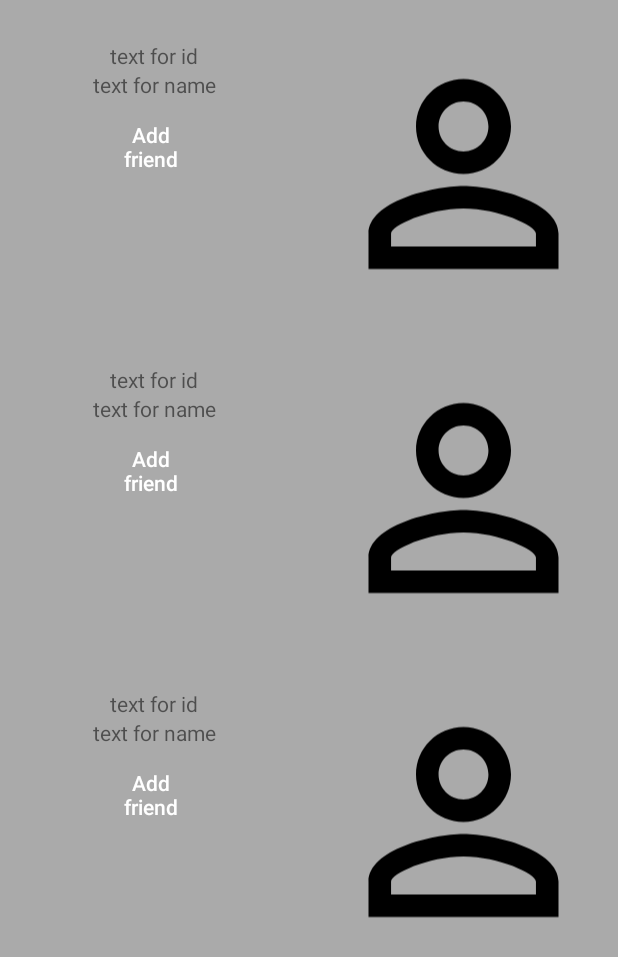
After one commit to raduorleanu/Android, an Android app: the layout content_already_going.xml on its own in the app's theme, with its tools: preview values and no code run, on a phone screen of 412 x 824 dp. The commit adds this screen. Shown: the top 957 px of the screen. Run offline under Robolectric (Android 15) with nearby library versions, the phone set to English and light mode, and no system bars.

Commit message:
added user list

```diff
--- a/app/build.gradle
+++ b/app/build.gradle
@@ -35,6 +35,7 @@ dependencies {
     implementation "android.arch.lifecycle:extensions:$rootProject.archLifecycleVersion"
     annotationProcessor "android.arch.lifecycle:compiler:$rootProject.archLifecycleVersion"
 
+    //
     // firebase sdk
     implementation 'com.google.firebase:firebase-core:16.0.5'
 
--- a/app/src/main/java/io/github/raduorleanu/and1/MainActivity.java
+++ b/app/src/main/java/io/github/raduorleanu/and1/MainActivity.java
@@ -2,6 +2,7 @@ package io.github.raduorleanu.and1;
 
 import android.arch.lifecycle.Observer;
 import android.arch.lifecycle.ViewModelProviders;
+import android.content.Context;
 import android.content.Intent;
 import android.os.AsyncTask;
 import android.support.annotation.Nullable;
--- a/app/src/main/java/io/github/raduorleanu/and1/models/User.java
+++ b/app/src/main/java/io/github/raduorleanu/and1/models/User.java
@@ -1,6 +1,8 @@
 package io.github.raduorleanu.and1.models;
 
-public class User {
+import java.io.Serializable;
+
+public class User implements Serializable {
 
     private String username;
     private int id;
--- /dev/null
+++ b/app/src/main/res/drawable/ic_perm_identity_black_24dp.xml
@@ -0,0 +1,9 @@
+<vector xmlns:android="http://schemas.android.com/apk/res/android"
+        android:width="24dp"
+        android:height="24dp"
+        android:viewportWidth="24.0"
+        android:viewportHeight="24.0">
+    <path
+        android:fillColor="#FF000000"
+        android:pathData="M12,5.9c1.16,0 2.1,0.94 2.1,2.1s-0.94,2.1 -2.1,2.1S9.9,9.16 9.9,8s0.94,-2.1 2.1,-2.1m0,9c2.97,0 6.1,1.46 6.1,2.1v1.1L5.9,18.1L5.9,17c0,-0.64 3.13,-2.1 6.1,-2.1M12,4C9.79,4 8,5.79 8,8s1.79,4 4,4 4,-1.79 4,-4 -1.79,-4 -4,-4zM12,13c-2.67,0 -8,1.34 -8,4v3h16v-3c0,-2.66 -5.33,-4 -8,-4z"/>
+</vector>
--- /dev/null
+++ b/app/src/main/res/layout/content_already_going.xml
@@ -0,0 +1,18 @@
+<?xml version="1.0" encoding="utf-8"?>
+<android.support.constraint.ConstraintLayout xmlns:android="http://schemas.android.com/apk/res/android"
+    xmlns:app="http://schemas.android.com/apk/res-auto"
+    xmlns:tools="http://schemas.android.com/tools"
+    android:layout_width="match_parent"
+    android:layout_height="match_parent"
+    app:layout_behavior="@string/appbar_scrolling_view_behavior"
+    tools:context=".AlreadyGoing"
+    tools:showIn="@layout/activity_already_going">
+
+    <android.support.v7.widget.RecyclerView
+        android:id="@+id/recyclerview_user_content"
+        android:layout_width="match_parent"
+        android:layout_height="match_parent"
+        android:background="@android:color/darker_gray"
+        tools:listitem="@layout/recyclerview_user" />
+
+</android.support.constraint.ConstraintLayout>
--- /dev/null
+++ b/app/src/main/res/layout/recyclerview_user.xml
@@ -0,0 +1,99 @@
+<?xml version="1.0" encoding="utf-8"?>
+<android.support.constraint.ConstraintLayout xmlns:android="http://schemas.android.com/apk/res/android"
+    xmlns:app="http://schemas.android.com/apk/res-auto"
+    xmlns:tools="http://schemas.android.com/tools"
+    android:id="@+id/linearLayout_user"
+    android:layout_width="match_parent"
+    android:layout_height="wrap_content">
+
+    <!-- A CardView that contains a TextView -->
+    <android.support.constraint.ConstraintLayout xmlns:card_view="http://schemas.android.com/apk/res-auto"
+        android:id="@+id/card_view_user"
+        android:layout_width="0dp"
+        android:layout_height="200dp"
+        android:layout_marginTop="16dp"
+        card_view:layout_constraintEnd_toEndOf="parent"
+        card_view:layout_constraintHorizontal_bias="0.0"
+        card_view:layout_constraintStart_toStartOf="parent"
+        card_view:layout_constraintTop_toTopOf="parent">
+
+
+        <ImageView
+            android:id="@+id/imageView_user"
+            android:layout_width="0dp"
+            android:layout_height="0dp"
+            android:layout_marginStart="8dp"
+            android:layout_marginEnd="8dp"
+            android:src="@drawable/ic_perm_identity_black_24dp"
+            card_view:layout_constraintBottom_toBottomOf="parent"
+            card_view:layout_constraintEnd_toEndOf="parent"
+            card_view:layout_constraintStart_toEndOf="@+id/linearLayout2_user"
+            card_view:layout_constraintTop_toTopOf="parent"
+            card_view:layout_constraintVertical_bias="0.0" />
+
+        <LinearLayout
+            android:id="@+id/linearLayout2_user"
+            android:layout_width="0dp"
+            android:layout_height="193dp"
+            android:layout_marginStart="8dp"
+            android:layout_marginTop="8dp"
+            android:layout_marginEnd="8dp"
+            android:layout_marginBottom="8dp"
+            android:gravity="center_horizontal"
+            android:orientation="vertical"
+            android:weightSum="100"
+            card_view:layout_constraintBottom_toBottomOf="parent"
+            card_view:layout_constraintEnd_toStartOf="@+id/imageView_user"
+            card_view:layout_constraintStart_toStartOf="parent"
+            card_view:layout_constraintTop_toTopOf="parent">
+
+            <LinearLayout
+                android:layout_width="match_parent"
+                android:layout_height="wrap_content"
+                android:layout_marginStart="8dp"
+                android:layout_marginTop="8dp"
+                android:layout_marginEnd="8dp"
+                android:layout_marginBottom="8dp"
+                android:gravity="center_horizontal"
+                android:orientation="vertical"
+                android:layout_weight="70">
+
+                <TextView
+                    android:id="@+id/user_id_"
+                    android:layout_width="match_parent"
+                    android:layout_height="wrap_content"
+                    android:text="text for id"
+                    android:textAlignment="center"
+                    card_view:layout_constraintEnd_toStartOf="@+id/imageView"
+                    card_view:layout_constraintStart_toStartOf="parent"
+                    card_view:layout_constraintTop_toTopOf="parent" />
+
+                <TextView
+                    android:id="@+id/user_name_"
+                    android:layout_width="match_parent"
+                    android:layout_height="wrap_content"
+                    android:layout_marginBottom="8dp"
+                    android:text="text for name"
+                    android:textAlignment="center"
+                    card_view:layout_constraintBottom_toBottomOf="parent"
+                    card_view:layout_constraintEnd_toStartOf="@+id/imageView"
+                    card_view:layout_constraintStart_toStartOf="parent" />
+
+                <Button
+                    android:id="@+id/add_me_button"
+                    style="@style/Widget.MaterialComponents.Button.Icon"
+                    android:layout_width="90dp"
+                    android:layout_height="wrap_content"
+                    android:text="@string/add_friend_button"
+                    android:textAppearance="@style/TextAppearance.AppCompat.Body2"
+                    tools:layout_editor_absoluteX="16dp"
+                    tools:layout_editor_absoluteY="115dp" />
+
+            </LinearLayout>
+        </LinearLayout>
+
+
+    </android.support.constraint.ConstraintLayout>
+
+
+</android.support.constraint.ConstraintLayout>
--- a/app/src/main/res/values/strings.xml
+++ b/app/src/main/res/values/strings.xml
@@ -2,4 +2,6 @@
     <string name="app_name">AND1</string>
     <string name="add_me_button">Add me</string>
     <string name="already_going">already going:</string>
+    <string name="title_activity_already_going">Already Going</string>
+    <string name="add_friend_button">Add friend</string>
 </resources>
```
Also changed, not shown: app/src/main/AndroidManifest.xml (+11 -1 lines), app/src/main/java/io/github/raduorleanu/and1/AlreadyGoing.java (added, +63 -0 lines), app/src/main/java/io/github/raduorleanu/and1/adapters/PlaceListAdapter.java (+49 -15 lines), app/src/main/java/io/github/raduorleanu/and1/adapters/UserListAdapter.java (added, +68 -0 lines), app/src/main/java/io/github/raduorleanu/and1/view_models/UserViewModel.java (added, +27 -0 lines), app/src/main/res/layout/activity_already_going.xml (added, +33 -0 lines), app/src/main/res/layout/activity_main.xml (+11 -11 lines), 1 other file.
